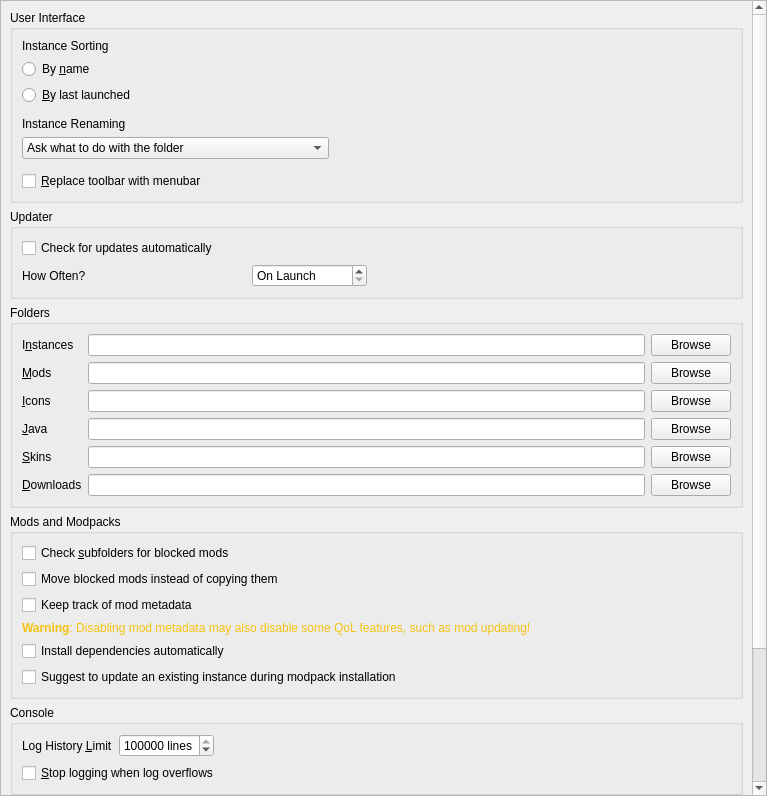
Above: launcher/ui/pages/global/LauncherPage.ui from FreesmTeam/FreesmLauncher before the change. Below: the same form after it.
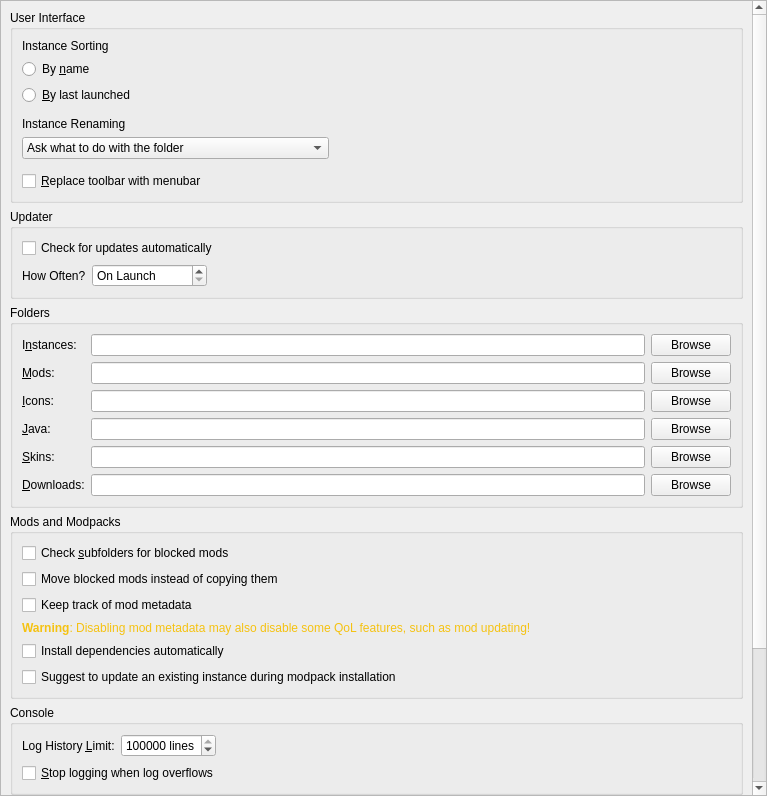
That is the form after the change.

Patch:
```diff
--- a/launcher/ui/pages/global/LauncherPage.ui
+++ b/launcher/ui/pages/global/LauncherPage.ui
@@ -41,7 +41,7 @@
       <property name="geometry">
        <rect>
         <x>0</x>
-        <y>-356</y>
+        <y>-300</y>
         <width>742</width>
         <height>1148</height>
        </rect>
@@ -208,6 +208,12 @@
               <property name="orientation">
                <enum>Qt::Horizontal</enum>
               </property>
+              <property name="sizeHint" stdset="0">
+               <size>
+                <width>0</width>
+                <height>0</height>
+               </size>
+              </property>
              </spacer>
             </item>
            </layout>
@@ -241,7 +247,7 @@
           <item row="3" column="0">
            <widget class="QLabel" name="labelJavaDir">
             <property name="text">
-             <string>&amp;Java</string>
+             <string>&amp;Java:</string>
             </property>
             <property name="buddy">
              <cstring>javaDirTextBox</cstring>
@@ -258,7 +264,7 @@
           <item row="4" column="0">
            <widget class="QLabel" name="labelSkinsDir">
             <property name="text">
-             <string>&amp;Skins</string>
+             <string>&amp;Skins:</string>
             </property>
             <property name="buddy">
              <cstring>skinsDirTextBox</cstring>
@@ -268,7 +274,7 @@
           <item row="1" column="0">
            <widget class="QLabel" name="labelModsDir">
             <property name="text">
-             <string>&amp;Mods</string>
+             <string>&amp;Mods:</string>
             </property>
             <property name="buddy">
              <cstring>modsDirTextBox</cstring>
@@ -285,7 +291,7 @@
           <item row="5" column="0">
            <widget class="QLabel" name="labelDownloadsDir">
             <property name="text">
-             <string>&amp;Downloads</string>
+             <string>&amp;Downloads:</string>
             </property>
             <property name="buddy">
              <cstring>downloadsDirTextBox</cstring>
@@ -301,7 +307,7 @@
           <item row="0" column="0">
            <widget class="QLabel" name="labelInstDir">
             <property name="text">
-             <string>I&amp;nstances</string>
+             <string>I&amp;nstances:</string>
             </property>
             <property name="buddy">
              <cstring>instDirTextBox</cstring>
@@ -341,7 +347,7 @@
           <item row="2" column="0">
            <widget class="QLabel" name="labelIconsDir">
             <property name="text">
-             <string>&amp;Icons</string>
+             <string>&amp;Icons:</string>
             </property>
             <property name="buddy">
              <cstring>iconsDirTextBox</cstring>
@@ -438,7 +444,7 @@
              </sizepolicy>
             </property>
             <property name="text">
-             <string>Log History &amp;Limit</string>
+             <string>Log History &amp;Limit:</string>
             </property>
             <property name="buddy">
              <cstring>lineLimitSpinBox</cstring>
```
Left out of the diff: 14 changed lines with no effect on the pictures.
